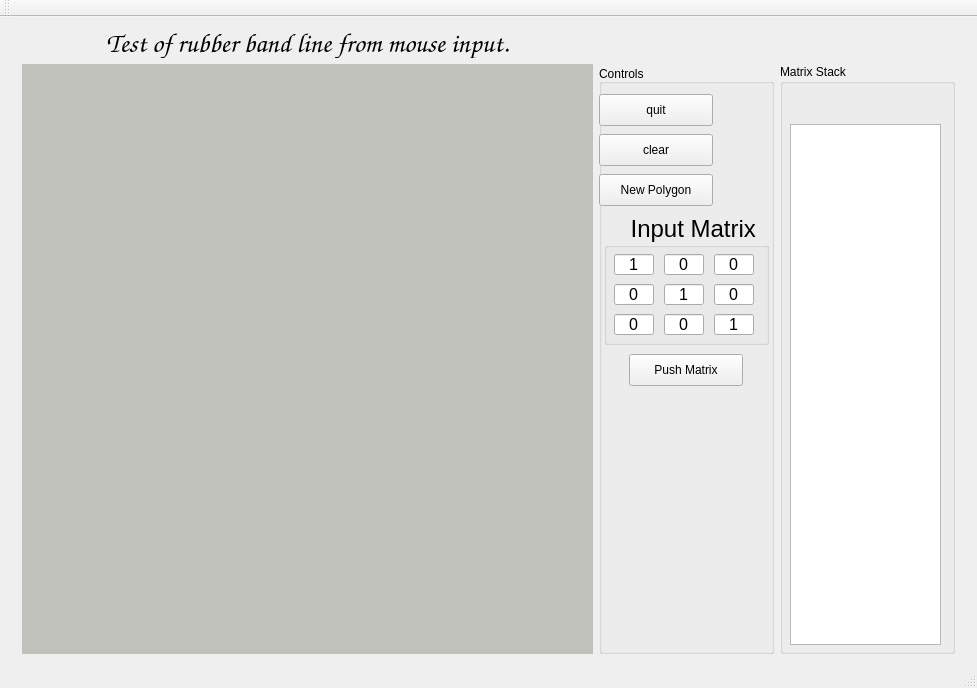
Before: the Qt Designer form mainwindow.ui in LloydMontgomery/CSC305_A1, drawn with Qt 5.
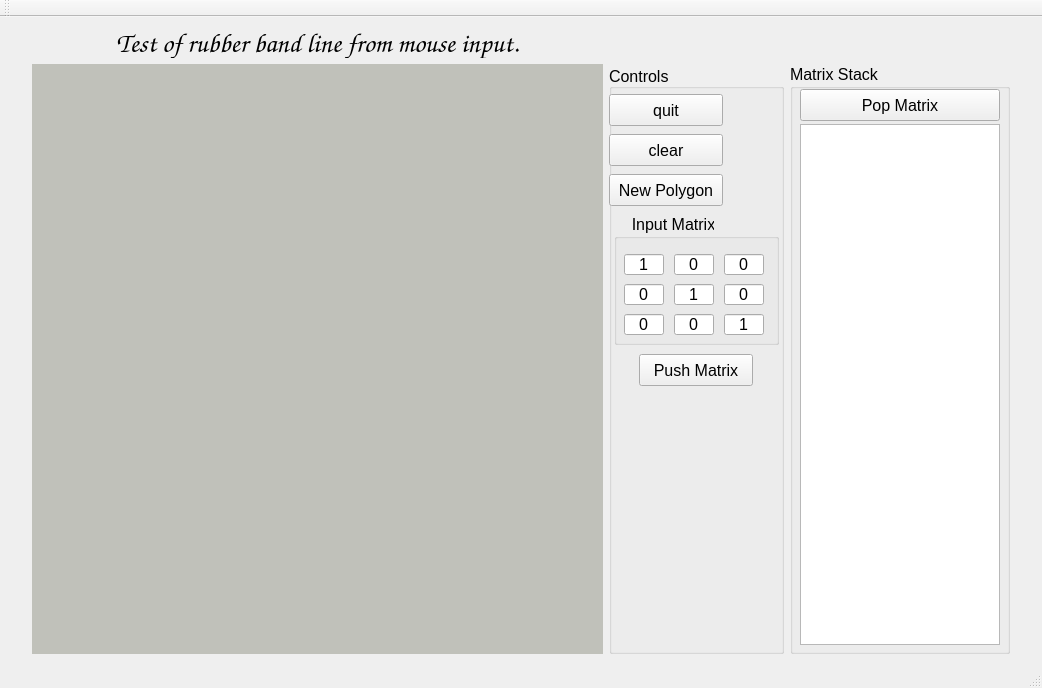
After: the same form once the commit is applied. Custom widgets are drawn as their Qt base class.

Commit message: Formatting matrix printing.  Matrix pushing and Popping fully implemented

```diff
--- a/mainwindow.ui
+++ b/mainwindow.ui
@@ -6,7 +6,7 @@
    <rect>
     <x>0</x>
     <y>0</y>
-    <width>977</width>
+    <width>1042</width>
     <height>688</height>
    </rect>
   </property>
@@ -21,10 +21,15 @@
        <widget class="QGroupBox" name="groupBox_4">
         <property name="maximumSize">
          <size>
-          <width>175</width>
+          <width>220</width>
           <height>590</height>
          </size>
         </property>
+        <property name="font">
+         <font>
+          <pointsize>12</pointsize>
+         </font>
+        </property>
         <property name="title">
          <string>Matrix Stack</string>
         </property>
@@ -33,10 +38,21 @@
           <rect>
            <x>10</x>
            <y>60</y>
-           <width>151</width>
+           <width>200</width>
            <height>521</height>
           </rect>
          </property>
+         <property name="maximumSize">
+          <size>
+           <width>200</width>
+           <height>16777215</height>
+          </size>
+         </property>
+         <property name="font">
+          <font>
+           <pointsize>12</pointsize>
+          </font>
+         </property>
          <property name="layoutDirection">
           <enum>Qt::RightToLeft</enum>
          </property>
@@ -44,6 +60,25 @@
           <enum>Qt::ScrollBarAlwaysOff</enum>
          </property>
         </widget>
+        <widget class="QPushButton" name="pushButton_5">
+         <property name="geometry">
+          <rect>
+           <x>10</x>
+           <y>25</y>
+           <width>200</width>
+           <height>32</height>
+          </rect>
+         </property>
+         <property name="maximumSize">
+          <size>
+           <width>16777215</width>
+           <height>16777215</height>
+          </size>
+         </property>
+         <property name="text">
+          <string>Pop Matrix</string>
+         </property>
+        </widget>
        </widget>
       </item>
       <item row="1" column="0">
@@ -70,6 +105,11 @@
           <height>590</height>
          </size>
         </property>
+        <property name="font">
+         <font>
+          <pointsize>12</pointsize>
+         </font>
+        </property>
         <property name="title">
          <string>Controls</string>
         </property>
@@ -126,7 +166,7 @@
          </property>
          <property name="font">
           <font>
-           <pointsize>18</pointsize>
+           <pointsize>12</pointsize>
           </font>
          </property>
          <property name="title">
```
Left out of the diff: 44 changed lines with no effect on the pictures. The commit also changes 5 other files.
